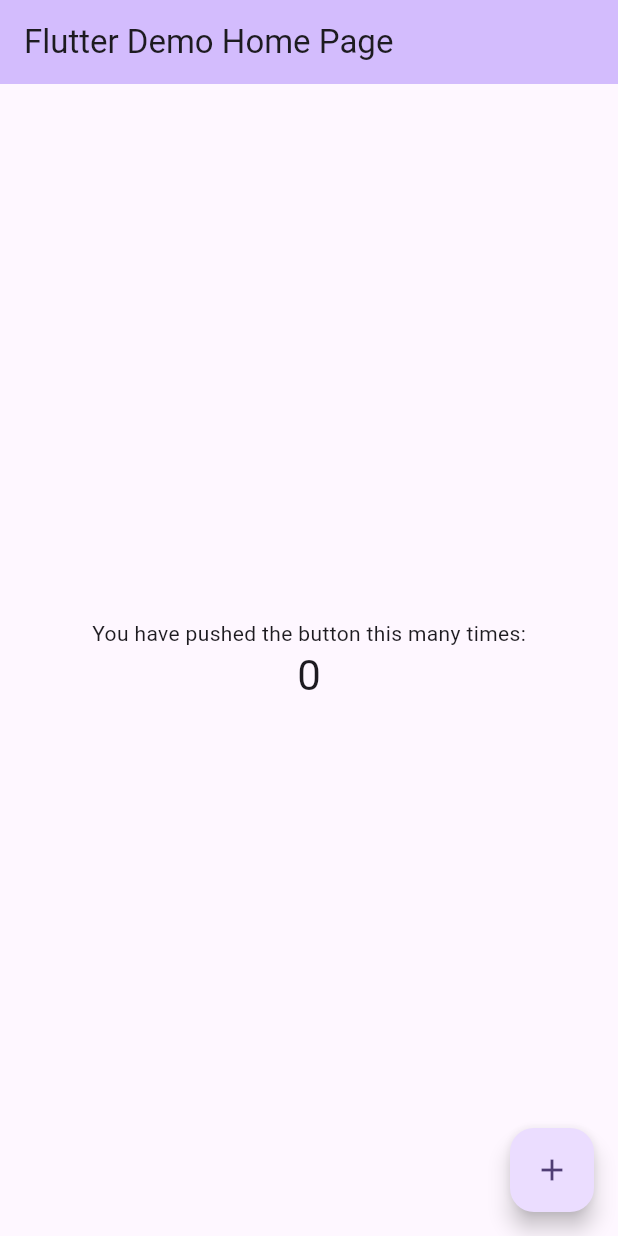
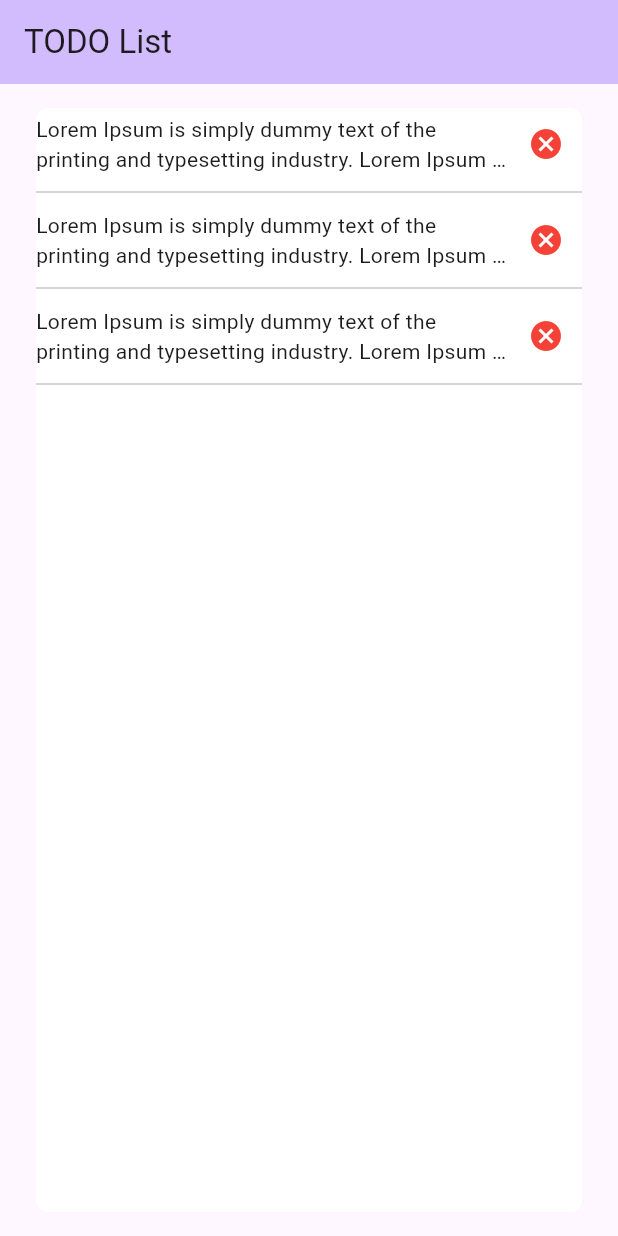
Before and after one commit to RafaAlvs1/ulist, a Flutter app: the screen it shows after launch, on a phone screen of 412 x 824 dp. Run offline on Flutter 3.47's test engine with Material 3 defaults, Android fonts, the phone set to English and light mode, and no system bars; drawn by our look-alikes of oktoast; our stand-ins replace cloud_firestore, dartz, equatable, flutter_bloc, freezed_annotation, get_it and 1 more; accounts and stored records are empty.

Commit message:
feat: Lista de tarefas na página

```diff
--- a/lib/core/errors/server_failure.dart
+++ b/lib/core/errors/server_failure.dart
@@ -1,10 +1,17 @@
 import 'failure.dart';
 
 class ServerFailure extends IFailure {
+  final String? title;
   final String? message;
 
-  const ServerFailure({this.message});
+  const ServerFailure({
+    this.message,
+    this.title,
+  });
 
   @override
-  List<Object?> get props => [message];
+  List<Object?> get props => [
+        message,
+        title,
+      ];
 }
--- /dev/null
+++ b/lib/core/router.dart
@@ -0,0 +1,47 @@
+import 'package:flutter/foundation.dart';
+import 'package:flutter/material.dart';
+import 'package:flutter_bloc/flutter_bloc.dart';
+import 'package:go_router/go_router.dart';
+import 'package:ulist_project/dependencies_injection.dart';
+import 'package:ulist_project/features/todo/pages.dart';
+
+export 'package:go_router/go_router.dart';
+
+enum Routes {
+  root("/"),
+  home("/home"),
+  ;
+
+  const Routes(this.path);
+
+  final String path;
+}
+
+class AppRoute {
+  static late BuildContext context;
+
+  AppRoute.setStream(BuildContext ctx) {
+    context = ctx;
+  }
+
+  static final GoRouter router = GoRouter(
+    routes: [
+      GoRoute(
+        path: Routes.root.path,
+        name: Routes.root.name,
+        redirect: (_, __) => Routes.home.path,
+      ),
+      GoRoute(
+        path: Routes.home.path,
+        name: Routes.home.name,
+        builder: (_, __) => BlocProvider(
+          create: (_) => sl<HomeCubit>(),
+          child: const MyHomePage()
+        ),
+      ),
+    ],
+    initialLocation: Routes.root.path,
+    routerNeglect: true,
+    debugLogDiagnostics: kDebugMode,
+  );
+}
--- /dev/null
+++ b/lib/core/widgets.dart
@@ -0,0 +1 @@
+export 'widgets/toast.dart';
--- a/lib/dependencies_injection.dart
+++ b/lib/dependencies_injection.dart
@@ -19,7 +19,7 @@ Future<void> serviceLocator({
 
 void _todo() {
   /// Datasources
-  sl.registerLazySingleton<ITodoRemoteDatasource>(() => TodoRemoteDatasourceFirebaseImpl(sl()));
+  sl.registerLazySingleton<ITodoRemoteDatasource>(() => TodoRemoteDatasourceFake());
 
   /// Repositories
   sl.registerLazySingleton<ITodoRepository>(() => TodoRepositoryImpl(sl()));
@@ -28,4 +28,5 @@ void _todo() {
   sl.registerLazySingleton(() => GetTodoListUsecase(sl()));
 
   /// Cubits
+  sl.registerFactory<HomeCubit>(() => HomeCubit(sl()));
 }
--- a/lib/features/todo.dart
+++ b/lib/features/todo.dart
@@ -2,3 +2,4 @@ export 'todo/data/datasources.dart';
 export 'todo/data/repositories.dart';
 export 'todo/domain/repositories.dart';
 export 'todo/domain/usecases.dart';
+export 'todo/pages.dart';
--- a/lib/features/todo/data/datasources/todo_datasource_fake.dart
+++ b/lib/features/todo/data/datasources/todo_datasource_fake.dart
@@ -27,7 +27,7 @@ TodoListResponse fakeData = TodoListResponse.fromJson({
 class TodoRemoteDatasourceFake implements ITodoRemoteDatasource {
   @override
   Future<Either<IFailure, TodoListResponse>> list(NoParams params) async {
-    await Future.delayed(const Duration(seconds: 1));
+    await Future.delayed(const Duration(seconds: 2));
     return Right(fakeData);
   }
 }
--- /dev/null
+++ b/lib/features/todo/pages.dart
@@ -0,0 +1,2 @@
+export 'pages/home/cubit/home_cubit.dart';
+export 'pages/home/home_page.dart';
--- /dev/null
+++ b/lib/features/todo/pages/home/cubit/home_cubit.dart
@@ -0,0 +1,47 @@
+import 'package:flutter_bloc/flutter_bloc.dart';
+import 'package:freezed_annotation/freezed_annotation.dart';
+import 'package:ulist_project/core/errors.dart';
+import 'package:ulist_project/core/usecase.dart';
+import 'package:ulist_project/features/todo/domain/entities.dart';
+import 'package:ulist_project/features/todo/domain/usecases.dart';
+
+part 'home_cubit.freezed.dart';
+part 'home_state.dart';
+
+class HomeCubit extends Cubit<HomeState> {
+  final GetTodoListUsecase _usecase;
+
+  HomeCubit(this._usecase) : super(const _Init());
+
+  bool loading = false;
+  List<TodoEntity> _list = [];
+
+  List<TodoEntity> get list {
+    final items = _list.toList();
+    return items;
+  }
+
+  Future<void> fetch() async {
+    emit(const _Loading());
+    loading = true;
+
+    final data = await _usecase(const NoParams());
+
+    data.fold(
+      (l) {
+        loading = false;
+        if (l is ServerFailure) {
+          emit(_Failure(
+            l.title,
+            l.message ?? '',
+          ));
+        }
+      },
+      (r) {
+        loading = false;
+        _list = r.data?.toList() ?? [];
+        emit(const _Success());
+      },
+    );
+  }
+}
--- /dev/null
+++ b/lib/features/todo/pages/home/cubit/home_state.dart
@@ -0,0 +1,9 @@
+part of 'home_cubit.dart';
+
+@freezed
+class HomeState with _$HomeState {
+  const factory HomeState.init() = _Init;
+  const factory HomeState.loading() = _Loading;
+  const factory HomeState.success() = _Success;
+  const factory HomeState.failure(String? title, String message) = _Failure;
+}
--- /dev/null
+++ b/lib/features/todo/pages/home/home_page.dart
@@ -0,0 +1,34 @@
+import 'package:flutter/material.dart';
+import 'package:flutter_bloc/flutter_bloc.dart';
+import 'package:ulist_project/features/todo.dart';
+
+import 'widgets/todo_list_view.dart';
+
+class MyHomePage extends StatefulWidget {
+  const MyHomePage({super.key});
+
+  @override
+  State<MyHomePage> createState() => _MyHomePageState();
+}
+
+class _MyHomePageState extends State<MyHomePage> {
+  @override
+  void initState() {
+    super.initState();
+    context.read<HomeCubit>().fetch();
+  }
+
+  @override
+  Widget build(BuildContext context) {
+    return Scaffold(
+      appBar: AppBar(
+        title: const Text('TODO List'),
+        backgroundColor: Theme.of(context).colorScheme.inversePrimary,
+      ),
+      body: Container(
+        padding: const EdgeInsets.symmetric(vertical: 16.0, horizontal: 24.0),
+        child: const TodoListView(),
+      ),
+    );
+  }
+}
--- /dev/null
+++ b/lib/features/todo/pages/home/widgets/todo_list_view.dart
@@ -0,0 +1,73 @@
+import 'package:flutter/material.dart';
+import 'package:flutter_bloc/flutter_bloc.dart';
+import 'package:ulist_project/features/todo.dart';
+import 'package:ulist_project/features/todo/domain/entities/todo.dart';
+
+class TodoListView extends StatelessWidget {
+  const TodoListView({Key? key}) : super(key: key);
+
+  @override
+  Widget build(BuildContext context) {
+    return BlocBuilder<HomeCubit, HomeState>(
+      builder: (_, state) {
+        if (context.read<HomeCubit>().loading) {
+          return Center(
+            child: Container(
+              margin: const EdgeInsets.all(16.0),
+              child: const CircularProgressIndicator.adaptive(),
+            ),
+          );
+        }
+
+        final list = context.read<HomeCubit>().list;
+        return Material(
+          color: Colors.white,
+          borderRadius: BorderRadius.circular(8.0),
+          clipBehavior: Clip.hardEdge,
+          child: ListView.builder(
+            itemCount: list.length,
+            itemBuilder: (_, index) {
+              final todo = list[index];
+              return _buildItem(todo);
+            },
+          ),
+        );
+      },
+    );
+  }
+
+  Widget _buildItem(TodoEntity todo) {
+    return Column(
+      children: [
+        Row(
+          crossAxisAlignment: CrossAxisAlignment.center,
+          children: [
+            Expanded(
+              child: Column(
+                crossAxisAlignment: CrossAxisAlignment.start,
+                children: [
+                  Text(
+                    todo.description ?? '',
+                    overflow: TextOverflow.ellipsis,
+                    maxLines: 2,
+                    style: const TextStyle(
+                      fontSize: 14.0,
+                    ),
+                  ),
+                ],
+              ),
+            ),
+            IconButton(
+              icon: const Icon(
+                Icons.cancel,
+                color: Colors.red,
+              ),
+              onPressed: () {},
+            ),
+          ],
+        ),
+        const Divider(),
+      ],
+    );
+  }
+}
--- a/lib/my_app.dart
+++ b/lib/my_app.dart
@@ -1,4 +1,6 @@
 import 'package:flutter/material.dart';
+import 'package:oktoast/oktoast.dart';
+import 'package:ulist_project/core/router.dart';
 
 class MyApp extends StatelessWidget {
   const MyApp({super.key});
@@ -6,116 +8,17 @@ class MyApp extends StatelessWidget {
   // This widget is the root of your application.
   @override
   Widget build(BuildContext context) {
-    return MaterialApp(
-      title: 'Flutter Demo',
-      theme: ThemeData(
-        // This is the theme of your application.
-        //
-        // TRY THIS: Try running your application with "flutter run". You'll see
-        // the application has a purple toolbar. Then, without quitting the app,
-        // try changing the seedColor in the colorScheme below to Colors.green
-        // and then invoke "hot reload" (save your changes or press the "hot
-        // reload" button in a Flutter-supported IDE, or press "r" if you used
-        // the command line to start the app).
-        //
-        // Notice that the counter didn't reset back to zero; the application
-        // state is not lost during the reload. To reset the state, use hot
-        // restart instead.
-        //
-        // This works for code too, not just values: Most code changes can be
-        // tested with just a hot reload.
-        colorScheme: ColorScheme.fromSeed(seedColor: Colors.deepPurple),
-        useMaterial3: true,
+    AppRoute.setStream(context);
+
+    return OKToast(
+      child: MaterialApp.router(
+        title: 'Flutter Demo',
+        theme: ThemeData(
+          colorScheme: ColorScheme.fromSeed(seedColor: Colors.deepPurple),
+          useMaterial3: true,
+        ),
+        routerConfig: AppRoute.router,
       ),
-      home: const MyHomePage(title: 'Flutter Demo Home Page'),
     );
   }
 }
-
-class MyHomePage extends StatefulWidget {
-  const MyHomePage({super.key, required this.title});
-
-  // This widget is the home page of your application. It is stateful, meaning
-  // that it has a State object (defined below) that contains fields that affect
-  // how it looks.
-
-  // This class is the configuration for the state. It holds the values (in this
-  // case the title) provided by the parent (in this case the App widget) and
-  // used by the build method of the State. Fields in a Widget subclass are
-  // always marked "final".
-
-  final String title;
-
-  @override
-  State<MyHomePage> createState() => _MyHomePageState();
-}
-
-class _MyHomePageState extends State<MyHomePage> {
-  int _counter = 0;
-
-  void _incrementCounter() {
-    setState(() {
-      // This call to setState tells the Flutter framework that something has
-      // changed in this State, which causes it to rerun the build method below
-      // so that the display can reflect the updated values. If we changed
-      // _counter without calling setState(), then the build method would not be
-      // called again, and so nothing would appear to happen.
-      _counter++;
-    });
-  }
-
-  @override
-  Widget build(BuildContext context) {
-    // This method is rerun every time setState is called, for instance as done
-    // by the _incrementCounter method above.
-    //
-    // The Flutter framework has been optimized to make rerunning build methods
-    // fast, so that you can just rebuild anything that needs updating rather
-    // than having to individually change instances of widgets.
-    return Scaffold(
-      appBar: AppBar(
-        // TRY THIS: Try changing the color here to a specific color (to
-        // Colors.amber, perhaps?) and trigger a hot reload to see the AppBar
-        // change color while the other colors stay the same.
-        backgroundColor: Theme.of(context).colorScheme.inversePrimary,
-        // Here we take the value from the MyHomePage object that was created by
-        // the App.build method, and use it to set our appbar title.
-        title: Text(widget.title),
-      ),
-      body: Center(
-        // Center is a layout widget. It takes a single child and positions it
-        // in the middle of the parent.
-        child: Column(
-          // Column is also a layout widget. It takes a list of children and
-          // arranges them vertically. By default, it sizes itself to fit its
-          // children horizontally, and tries to be as tall as its parent.
-          //
-          // Column has various properties to control how it sizes itself and
-          // how it positions its children. Here we use mainAxisAlignment to
-          // center the children vertically; the main axis here is the vertical
-          // axis because Columns are vertical (the cross axis would be
-          // horizontal).
-          //
-          // TRY THIS: Invoke "debug painting" (choose the "Toggle Debug Paint"
-          // action in the IDE, or press "p" in the console), to see the
-          // wireframe for each widget.
-          mainAxisAlignment: MainAxisAlignment.center,
-          children: <Widget>[
-            const Text(
-              'You have pushed the button this many times:',
-            ),
-            Text(
-              '$_counter',
-              style: Theme.of(context).textTheme.headlineMedium,
-            ),
-          ],
-        ),
-      ),
-      floatingActionButton: FloatingActionButton(
-        onPressed: _incrementCounter,
-        tooltip: 'Increment',
-        child: const Icon(Icons.add),
-      ), // This trailing comma makes auto-formatting nicer for build methods.
-    );
-  }
-}
--- a/pubspec.yaml
+++ b/pubspec.yaml
@@ -36,8 +36,12 @@ dependencies:
   dartz: ^0.10.1
   equatable: ^2.0.5
   get_it: ^7.6.4
+  flutter_bloc: ^8.1.3
 
   cloud_firestore: ^4.14.0
+
+  oktoast: ^3.4.0
+  go_router: ^13.0.1
 
 
   # The following adds the Cupertino Icons font to your application.
```
Also changed, not shown: lib/core/widgets/toast.dart (added, +46 -0 lines), lib/utils/ext/string.dart (added, +65 -0 lines), lib/features/todo/pages/home/cubit/home_cubit.freezed.dart (added), pubspec.lock, 1 other file.
